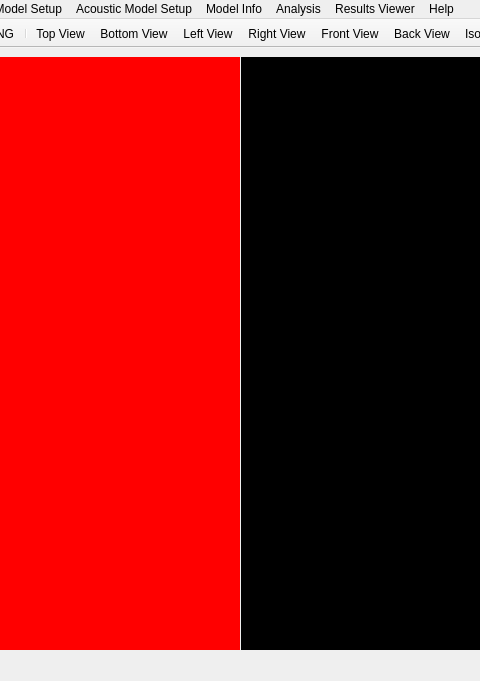
The window that pulse/interface/ui_files/main_window.ui (open-pulse/OpenPulse) describes before a commit, drawn with Qt 5; both pictures show x 283 to 763 and y 0 to 681 of the 1047 by 681 pixel window.
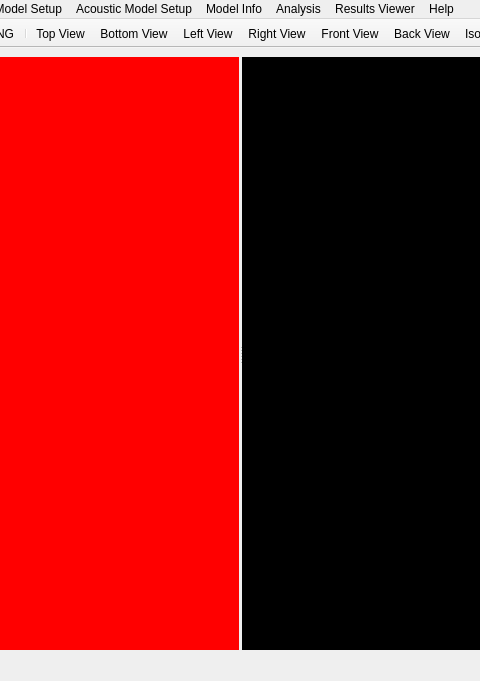
The same window after the commit. Icons and pictures are not drawn.

Commit message: decouple window creation from configuration

What changed in the file:
```diff
--- a/pulse/interface/ui_files/main_window.ui
+++ b/pulse/interface/ui_files/main_window.ui
@@ -24,6 +24,9 @@
    <layout class="QVBoxLayout" name="verticalLayout">
     <item>
      <widget class="QSplitter" name="splitter">
+      <property name="lineWidth">
+       <number>1</number>
+      </property>
       <property name="orientation">
        <enum>Qt::Horizontal</enum>
       </property>
@@ -31,7 +34,7 @@
        <bool>true</bool>
       </property>
       <property name="handleWidth">
-       <number>1</number>
+       <number>3</number>
       </property>
       <widget class="QStackedWidget" name="setup_widgets_stack">
        <property name="sizePolicy">
```
The commit also changes 5 other files.
